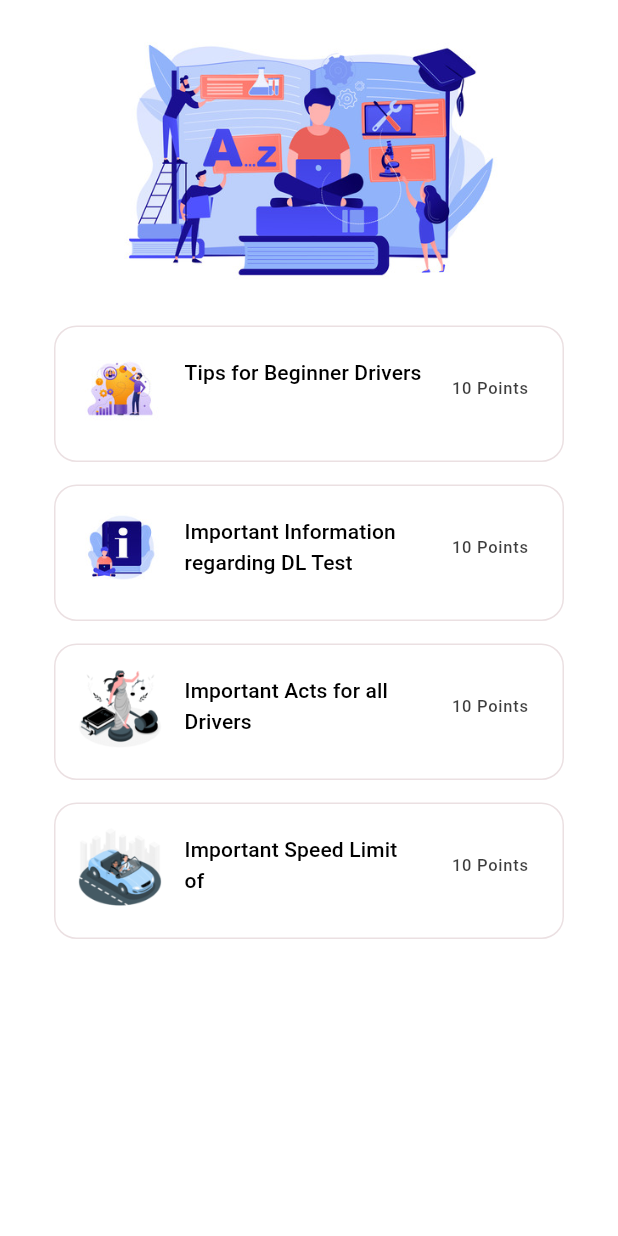
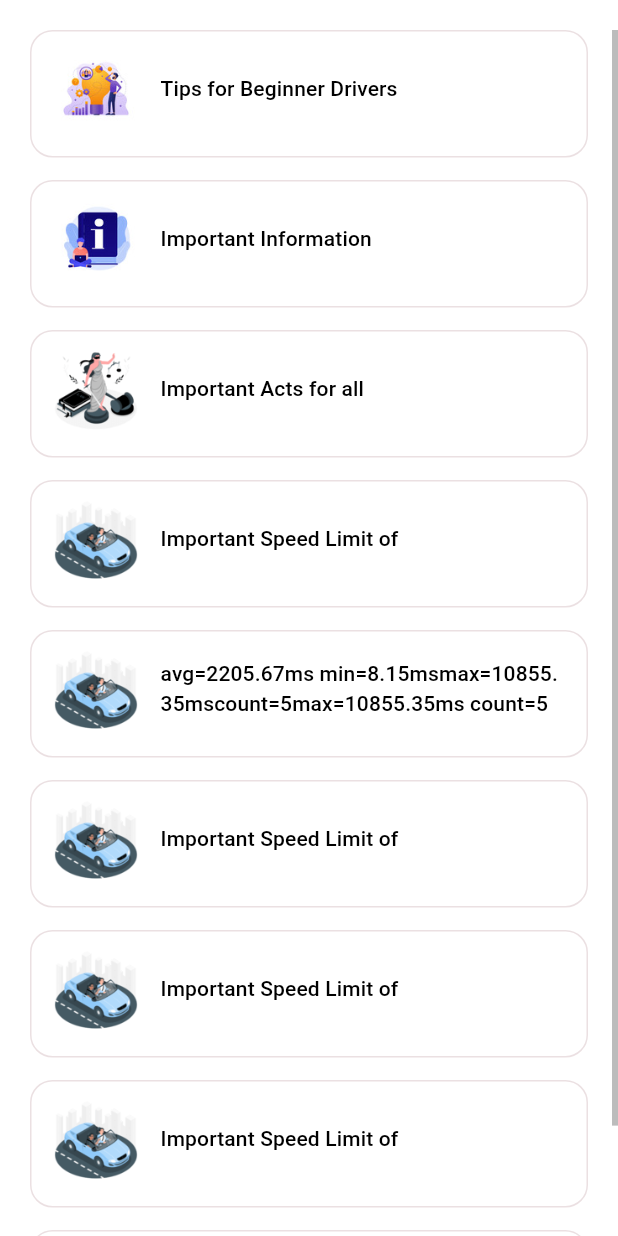
Before and after one commit to sacrilegioushero220/Learners-Choice-App, a Flutter app: the DocsScreen screen opened directly, on a phone screen of 412 x 824 dp. Run offline on Flutter 3.47's test engine with Material 3 defaults, Android fonts, the phone set to English and light mode, and no system bars; our stand-ins replace auto_size_text, cached_network_image, cloud_firestore, equatable, firebase_core, flutter_bloc and 4 more; accounts and stored records are empty; statements that could not run were skipped.

Commit message:
refactored the Doc Tile widget

```diff
--- a/lib/Presentation/home/docs_screen.dart
+++ b/lib/Presentation/home/docs_screen.dart
@@ -9,57 +9,65 @@ class DocsScreen extends StatelessWidget {
 
   @override
   Widget build(BuildContext context) {
+    final scrollController = ScrollController();
+
     final List<Widget> docTiles = [
-      docTile(
-        context: context,
+      DocTile(
         iconPath: tipsIconPath,
         title: tipsIconlabel,
-        points: 10,
       ),
-      docTile(
-        context: context,
+      DocTile(
         iconPath: infoIconPath,
         title: infoIconlabel1,
-        subtitle: infoIconlabel2,
-        points: 10,
       ),
-      docTile(
-        context: context,
+      DocTile(
         iconPath: actsIconPath,
         title: actsIconlabel1,
-        subtitle: actsIconlabel2,
-        points: 10,
       ),
-      docTile(
-        context: context,
+      DocTile(
         iconPath: carIconPath,
         title: carIconlabel1,
-        subtitle: carIconlabel2,
-        points: 10,
+      ),
+      DocTile(
+        iconPath: carIconPath,
+        title:
+            "avg=2205.67ms min=8.15msmax=10855.35mscount=5max=10855.35ms count=5",
+      ),
+      DocTile(
+        iconPath: carIconPath,
+        title: carIconlabel1,
+      ),
+      DocTile(
+        iconPath: carIconPath,
+        title: carIconlabel1,
+      ),
+      DocTile(
+        iconPath: carIconPath,
+        title: carIconlabel1,
+      ),
+      DocTile(
+        iconPath: carIconPath,
+        title: carIconlabel1,
       ),
     ];
     return Scaffold(
       backgroundColor: context.onPrimary,
-      body: SingleChildScrollView(
-        child: Center(
-          child: Padding(
-            padding: const EdgeInsets.fromLTRB(10, 0, 10, 10),
-            child: Column(
-              mainAxisAlignment: MainAxisAlignment.center,
-              crossAxisAlignment: CrossAxisAlignment.center,
-              children: [
-                buildImageWidget(
-                  width: 283,
-                  height: 217,
-                  imagePath: learningIconPath,
-                ),
-                SizedBox(
-                  width: 340,
-                  height: 410,
+      body: Padding(
+        padding: const EdgeInsets.only(top: 20),
+        child: Scrollbar(
+          thumbVisibility: true,
+          controller: scrollController,
           child: ListView.separated(
+            controller: scrollController,
             itemCount: docTiles.length,
             itemBuilder: (context, index) {
-                      return docTiles[index];
+              return Padding(
+                padding: const EdgeInsets.only(
+                  left: 20,
+                  right: 20,
+                ),
+                child: docTiles[index],
+              );
             },
             separatorBuilder: (context, index) {
               return const SizedBox(
@@ -67,10 +75,6 @@ class DocsScreen extends StatelessWidget {
               );
             },
           ),
-                )
-              ],
-            ),
-          ),
         ),
       ),
     );
--- a/lib/Presentation/home/home_screen.dart
+++ b/lib/Presentation/home/home_screen.dart
@@ -8,12 +8,9 @@ import 'package:learners_choice_app/Presentation/traffic_signs_screen.dart';
 import 'package:learners_choice_app/core/blocs/cubit/apiCubit/api_cubit.dart';
 import 'package:learners_choice_app/core/blocs/cubit/quizCubit/quiz_cubit.dart';
 import 'package:learners_choice_app/core/widgets/my_custom_widgets.dart';
-import 'package:learners_choice_app/presentation/Intro/name_screen.dart';
 import 'package:learners_choice_app/core/constants/text.dart';
 import 'package:learners_choice_app/core/extensions/color_extention.dart';
 import 'package:learners_choice_app/core/extensions/text_extension.dart';
-import 'package:learners_choice_app/core/widgets/custom_grid_view_item.dart';
-import 'package:learners_choice_app/core/widgets/ll_tile.dart';
 
 class HomeScreen extends StatelessWidget {
   const HomeScreen({
--- a/lib/Presentation/qna_screen.dart
+++ b/lib/Presentation/qna_screen.dart
@@ -1,10 +1,8 @@
 import 'package:flutter/material.dart';
 import 'package:flutter_bloc/flutter_bloc.dart';
-import 'package:learners_choice_app/core/blocs/cubit/apiCubit/api_cubit.dart';
 import 'package:learners_choice_app/core/blocs/cubit/quizCubit/quiz_cubit.dart';
 import 'package:learners_choice_app/core/blocs/cubit/quizCubit/quiz_state.dart';
 import 'package:learners_choice_app/core/widgets/my_custom_widgets.dart';
-import 'package:learners_choice_app/model/qn_a/qn_a.dart';
 
 class QnaScreen extends StatefulWidget {
   const QnaScreen({super.key, required this.quizCubit});
--- a/lib/core/Theme/text_theme.dart
+++ b/lib/core/Theme/text_theme.dart
@@ -165,7 +165,6 @@ class CustomTextTheme {
       color: Colors.black,
       fontSize: 14.0,
       fontWeight: FontWeight.w500,
-      height: 1.5,
       letterSpacing: 0.10,
     ),
   );
--- a/lib/core/widgets/doc_tile.dart
+++ b/lib/core/widgets/doc_tile.dart
@@ -1,17 +1,22 @@
+import 'package:auto_size_text/auto_size_text.dart';
 import 'package:flutter/material.dart';
+import 'package:google_fonts/google_fonts.dart';
 import 'package:learners_choice_app/core/extensions/text_extension.dart';
 import 'package:learners_choice_app/presentation/Intro/name_screen.dart';
 
-Widget docTile({
-  required BuildContext context,
-  required String iconPath,
-  required String title,
-  String subtitle = '',
-  required int points,
-}) {
+// ignore: must_be_immutable
+class DocTile extends StatelessWidget {
+  final String iconPath;
+  final String title;
+
+  const DocTile({
+    super.key,
+    required this.iconPath,
+    required this.title,
+  });
+  @override
+  Widget build(BuildContext context) {
     return Container(
-    width: 342,
-    height: 91,
       padding: const EdgeInsets.only(
         top: 10,
         left: 15,
@@ -38,22 +43,14 @@ Widget docTile({
           const SizedBox(
             width: 15,
           ),
-        SizedBox(
-          height: 42,
-          width: 158,
+          Expanded(
             child: Text(
-            "$title\n$subtitle",
+              title,
               style: context.overlineLight,
             ),
           ),
-        const SizedBox(
-          width: 20,
-        ),
-        Text(
-          "$points Points",
-          style: context.buttonLight,
-        )
         ],
       ),
     );
   }
+}
--- a/lib/core/widgets/qna_item.dart
+++ b/lib/core/widgets/qna_item.dart
@@ -1,6 +1,5 @@
 import 'package:cached_network_image/cached_network_image.dart';
 import 'package:flutter/material.dart';
-import 'package:learners_choice_app/core/widgets/my_custom_widgets.dart';
 
 class QnaItem extends StatelessWidget {
   const QnaItem({
--- a/pubspec.yaml
+++ b/pubspec.yaml
@@ -7,6 +7,7 @@ environment:
   sdk: '>=3.1.2 <4.0.0'
 
 dependencies:
+  auto_size_text: ^3.0.0
   cached_network_image: ^3.3.1
   cloud_firestore: ^4.17.2
   equatable: ^2.0.5
```
Also changed, not shown: pubspec.lock. Lines whose indentation alone changed are shown as unchanged.
